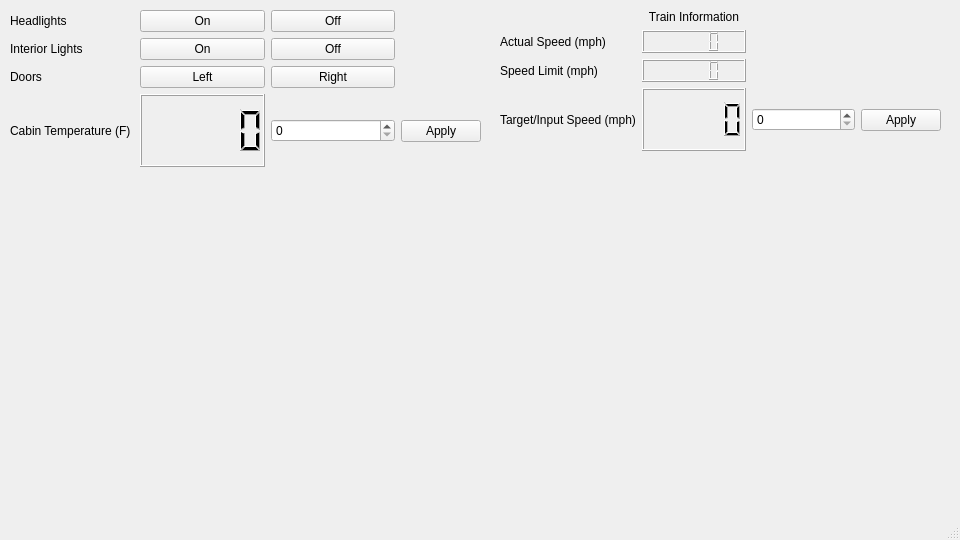
Qt form train_controller.ui (connor-marsh/ECE1140ChooChoo) before a commit.
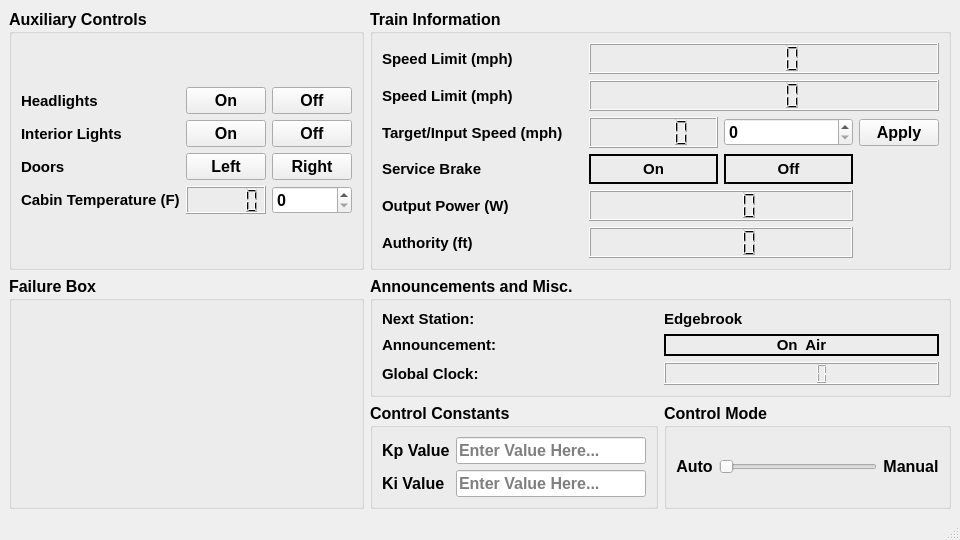
The same form after that commit.

Commit message: Adds train info box, control mode, train engineer box - work needed for failure box, auxiliary, and aesthetics

What changed in the file:
```diff
--- a/train_controller.ui
+++ b/train_controller.ui
@@ -20,16 +20,27 @@
    <string>MainWindow</string>
   </property>
   <widget class="QWidget" name="centralwidget">
-   <widget class="QWidget" name="gridLayoutWidget">
-    <property name="geometry">
-     <rect>
-      <x>10</x>
-      <y>10</y>
-      <width>471</width>
-      <height>157</height>
-     </rect>
-    </property>
+   <layout class="QGridLayout" name="gridLayout_8">
+    <item row="0" column="0">
+     <widget class="QGroupBox" name="groupBox">
+      <property name="font">
+       <font>
+        <pointsize>12</pointsize>
+        <weight>75</weight>
+        <bold>true</bold>
+       </font>
+      </property>
+      <property name="title">
+       <string>Auxiliary Controls</string>
+      </property>
+      <layout class="QGridLayout" name="gridLayout_9">
+       <item row="0" column="0">
+        <layout class="QGridLayout" name="gridLayout_13">
+         <item row="0" column="0">
     <layout class="QGridLayout" name="gridLayout">
+           <property name="leftMargin">
+            <number>0</number>
+           </property>
      <item row="1" column="2">
       <widget class="QPushButton" name="pushButton_4">
        <property name="text">
@@ -39,38 +50,18 @@
      </item>
      <item row="3" column="0">
       <widget class="QLabel" name="label_5">
+             <property name="font">
+              <font>
+               <pointsize>11</pointsize>
+               <weight>75</weight>
+               <bold>true</bold>
+              </font>
+             </property>
        <property name="text">
         <string>Cabin Temperature (F)</string>
        </property>
       </widget>
      </item>
-     <item row="3" column="3">
-      <widget class="QDialogButtonBox" name="buttonBox">
-       <property name="orientation">
-        <enum>Qt::Vertical</enum>
-       </property>
-       <property name="standardButtons">
-        <set>QDialogButtonBox::Apply</set>
-       </property>
-       <property name="centerButtons">
-        <bool>true</bool>
-       </property>
-      </widget>
-     </item>
-     <item row="0" column="0">
-      <widget class="QLabel" name="label">
-       <property name="text">
-        <string>Headlights</string>
-       </property>
-      </widget>
-     </item>
-     <item row="1" column="0">
-      <widget class="QLabel" name="label_2">
-       <property name="text">
-        <string>Interior Lights</string>
-       </property>
-      </widget>
-     </item>
      <item row="3" column="1">
       <widget class="QLCDNumber" name="lcdNumber_4"/>
      </item>
@@ -83,6 +74,13 @@
      </item>
      <item row="2" column="0">
       <widget class="QLabel" name="label_3">
+             <property name="font">
+              <font>
+               <pointsize>11</pointsize>
+               <weight>75</weight>
+               <bold>true</bold>
+              </font>
+             </property>
        <property name="text">
         <string>Doors</string>
        </property>
@@ -119,62 +117,318 @@
        </property>
       </widget>
      </item>
-    </layout>
-   </widget>
-   <widget class="QWidget" name="gridLayoutWidget_2">
-    <property name="geometry">
-     <rect>
-      <x>500</x>
-      <y>10</y>
-      <width>441</width>
-      <height>141</height>
-     </rect>
-    </property>
+           <item row="1" column="0">
+            <widget class="QLabel" name="label_2">
+             <property name="font">
+              <font>
+               <pointsize>11</pointsize>
+               <weight>75</weight>
+               <bold>true</bold>
+              </font>
+             </property>
+             <property name="text">
+              <string>Interior Lights</string>
+             </property>
+            </widget>
+           </item>
+           <item row="0" column="0">
+            <widget class="QLabel" name="label">
+             <property name="font">
+              <font>
+               <pointsize>11</pointsize>
+               <weight>75</weight>
+               <bold>true</bold>
+              </font>
+             </property>
+             <property name="autoFillBackground">
+              <bool>false</bool>
+             </property>
+             <property name="frameShape">
+              <enum>QFrame::NoFrame</enum>
+             </property>
+             <property name="text">
+              <string>Headlights</string>
+             </property>
+            </widget>
+           </item>
+          </layout>
+         </item>
+        </layout>
+       </item>
+      </layout>
+     </widget>
+    </item>
+    <item row="1" column="0" rowspan="2">
+     <widget class="QGroupBox" name="groupBox_5">
+      <property name="font">
+       <font>
+        <pointsize>12</pointsize>
+        <weight>75</weight>
+        <bold>true</bold>
+       </font>
+      </property>
+      <property name="title">
+       <string>Failure Box</string>
+      </property>
+      <layout class="QGridLayout" name="gridLayout_14">
+       <item row="0" column="0">
+        <layout class="QGridLayout" name="gridLayout_17"/>
+       </item>
+      </layout>
+     </widget>
+    </item>
+    <item row="2" column="2">
+     <widget class="QGroupBox" name="groupBox_4">
+      <property name="font">
+       <font>
+        <pointsize>12</pointsize>
+        <weight>75</weight>
+        <bold>true</bold>
+       </font>
+      </property>
+      <property name="title">
+       <string>Control Mode</string>
+      </property>
+      <layout class="QGridLayout" name="gridLayout_10">
+       <item row="0" column="0">
+        <layout class="QGridLayout" name="gridLayout_5">
+         <item row="0" column="2">
+          <widget class="QLabel" name="label_26">
+           <property name="text">
+            <string>Manual</string>
+           </property>
+           <property name="alignment">
+            <set>Qt::AlignCenter</set>
+           </property>
+          </widget>
+         </item>
+         <item row="0" column="0">
+          <widget class="QLabel" name="label_25">
+           <property name="text">
+            <string>Auto</string>
+           </property>
+           <property name="alignment">
+            <set>Qt::AlignCenter</set>
+           </property>
+          </widget>
+         </item>
+         <item row="0" column="1">
+          <widget class="QSlider" name="horizontalSlider_2">
+           <property name="maximum">
+            <number>1</number>
+           </property>
+           <property name="orientation">
+            <enum>Qt::Horizontal</enum>
+           </property>
+           <property name="invertedAppearance">
+            <bool>false</bool>
+           </property>
+           <property name="invertedControls">
+            <bool>false</bool>
+           </property>
+          </widget>
+         </item>
+        </layout>
+       </item>
+      </layout>
+     </widget>
+    </item>
+    <item row="2" column="1">
+     <widget class="QGroupBox" name="groupBox_6">
+      <property name="font">
+       <font>
+        <pointsize>12</pointsize>
+        <weight>75</weight>
+        <bold>true</bold>
+       </font>
+      </property>
+      <property name="title">
+       <string>Control Constants</string>
+      </property>
+      <layout class="QGridLayout" name="gridLayout_16">
+       <item row="0" column="0">
+        <layout class="QGridLayout" name="gridLayout_15">
+         <item row="1" column="0">
+          <widget class="QLabel" name="label_24">
+           <property name="text">
+            <string>Ki Value</string>
+           </property>
+          </widget>
+         </item>
+         <item row="0" column="1">
+          <widget class="QLineEdit" name="lineEdit">
+           <property name="placeholderText">
+            <string>Enter Value Here...</string>
+           </property>
+          </widget>
+         </item>
+         <item row="0" column="0">
+          <widget class="QLabel" name="label_23">
+           <property name="text">
+            <string>Kp Value</string>
+           </property>
+          </widget>
+         </item>
+         <item row="1" column="1">
+          <widget class="QLineEdit" name="lineEdit_2">
+           <property name="placeholderText">
+            <string>Enter Value Here...</string>
+           </property>
+          </widget>
+         </item>
+        </layout>
+       </item>
+      </layout>
+     </widget>
+    </item>
+    <item row="0" column="1" colspan="2">
+     <widget class="QGroupBox" name="groupBox_2">
+      <property name="font">
+       <font>
+        <pointsize>12</pointsize>
+        <weight>75</weight>
+        <bold>true</bold>
+       </font>
+      </property>
+      <property name="title">
+       <string>Train Information</string>
+      </property>
+      <layout class="QGridLayout" name="gridLayout_12">
+       <item row="0" column="0">
     <layout class="QGridLayout" name="gridLayout_2">
-     <item row="3" column="2">
-      <widget class="QSpinBox" name="spinBox_2"/>
-     </item>
-     <item row="1" column="0">
-      <widget class="QLabel" name="label_6">
-       <property name="text">
-        <string>Actual Speed (mph)</string>
-       </property>
-      </widget>
-     </item>
-     <item row="1" column="1">
-      <widget class="QLCDNumber" name="lcdNumber_2"/>
-     </item>
      <item row="2" column="0">
       <widget class="QLabel" name="label_7">
+           <property name="font">
+            <font>
+             <pointsize>11</pointsize>
+             <weight>75</weight>
+             <bold>true</bold>
+            </font>
+           </property>
        <property name="text">
         <string>Speed Limit (mph)</string>
        </property>
       </widget>
      </item>
-     <item row="3" column="1">
-      <widget class="QLCDNumber" name="lcdNumber"/>
-     </item>
-     <item row="0" column="1">
-      <widget class="QLabel" name="label_10">
+         <item row="2" column="2" colspan="3">
+          <widget class="QLCDNumber" name="lcdNumber_3"/>
+         </item>
+         <item row="6" column="0">
+          <widget class="QLabel" name="label_12">
+           <property name="font">
+            <font>
+             <pointsize>11</pointsize>
+             <weight>75</weight>
+             <bold>true</bold>
+            </font>
+           </property>
        <property name="text">
-        <string>Train Information</string>
-       </property>
-       <property name="alignment">
-        <set>Qt::AlignCenter</set>
+            <string>Authority (ft)</string>
        </property>
       </widget>
      </item>
+         <item row="3" column="3">
+          <widget class="QSpinBox" name="spinBox_2"/>
+         </item>
      <item row="3" column="0">
       <widget class="QLabel" name="label_8">
+           <property name="font">
+            <font>
+             <pointsize>11</pointsize>
+             <weight>75</weight>
+             <bold>true</bold>
+            </font>
+           </property>
        <property name="text">
         <string>Target/Input Speed (mph)</string>
        </property>
       </widget>
      </item>
-     <item row="2" column="1">
-      <widget class="QLCDNumber" name="lcdNumber_3"/>
-     </item>
-     <item row="3" column="3">
+         <item row="5" column="0">
+          <widget class="QLabel" name="label_11">
+           <property name="font">
+            <font>
+             <pointsize>11</pointsize>
+             <weight>75</weight>
+             <bold>true</bold>
+            </font>
+           </property>
+           <property name="text">
+            <string>Output Power (W)</string>
+           </property>
+          </widget>
+         </item>
+         <item row="5" column="2" colspan="2">
+          <widget class="QLCDNumber" name="lcdNumber_6"/>
+         </item>
+         <item row="1" column="2" colspan="3">
+          <widget class="QLCDNumber" name="lcdNumber_2"/>
+         </item>
+         <item row="4" column="2">
+          <widget class="QLabel" name="label_4">
+           <property name="font">
+            <font>
+             <pointsize>11</pointsize>
+             <weight>75</weight>
+             <bold>true</bold>
+            </font>
+           </property>
+           <property name="frameShape">
+            <enum>QFrame::WinPanel</enum>
+           </property>
+           <property name="text">
+            <string>On</string>
+           </property>
+           <property name="alignment">
+            <set>Qt::AlignCenter</set>
+           </property>
+          </widget>
+         </item>
+         <item row="4" column="0">
+          <widget class="QLabel" name="label_10">
+           <property name="font">
+            <font>
+             <pointsize>11</pointsize>
+             <weight>75</weight>
+             <bold>true</bold>
+            </font>
+           </property>
+           <property name="text">
+            <string>Service Brake</string>
+           </property>
+          </widget>
+         </item>
+         <item row="4" column="3">
+          <widget class="QLabel" name="label_6">
+           <property name="font">
+            <font>
+             <pointsize>11</pointsize>
+             <weight>75</weight>
+             <bold>true</bold>
+            </font>
+           </property>
+           <property name="frameShape">
+            <enum>QFrame::WinPanel</enum>
+           </property>
+           <property name="text">
+            <string>Off</string>
+           </property>
+           <property name="alignment">
+            <set>Qt::AlignCenter</set>
+           </property>
+          </widget>
+         </item>
+         <item row="3" column="2">
+          <widget class="QLCDNumber" name="lcdNumber">
+           <property name="frameShape">
+            <enum>QFrame::Box</enum>
+           </property>
+           <property name="frameShadow">
+            <enum>QFrame::Raised</enum>
+           </property>
+          </widget>
+         </item>
+         <item row="3" column="4">
       <widget class="QDialogButtonBox" name="buttonBox_2">
        <property name="orientation">
         <enum>Qt::Vertical</enum>
@@ -187,8 +441,217 @@
        </property>
       </widget>
      </item>
-    </layout>
-   </widget>
+         <item row="1" column="0">
+          <widget class="QLabel" name="label_13">
+           <property name="font">
+            <font>
+             <pointsize>11</pointsize>
+             <weight>75</weight>
+             <bold>true</bold>
+            </font>
+           </property>
+           <property name="text">
+            <string>Speed Limit (mph)</string>
+           </property>
+          </widget>
+         </item>
+         <item row="6" column="2" colspan="2">
+          <widget class="QLCDNumber" name="lcdNumber_5"/>
+         </item>
+         <item row="6" column="1">
+          <spacer name="verticalSpacer_6">
+           <property name="orientation">
+            <enum>Qt::Vertical</enum>
+           </property>
+           <property name="sizeHint" stdset="0">
+            <size>
+             <width>20</width>
+             <height>40</height>
+            </size>
+           </property>
+          </spacer>
+         </item>
+         <item row="5" column="1">
+          <spacer name="verticalSpacer_5">
+           <property name="orientation">
+            <enum>Qt::Vertical</enum>
+           </property>
+           <property name="sizeHint" stdset="0">
+            <size>
+             <width>20</width>
+             <height>40</height>
+            </size>
+           </property>
+          </spacer>
+         </item>
+         <item row="4" column="1">
+          <spacer name="verticalSpacer_2">
+           <property name="orientation">
+            <enum>Qt::Vertical</enum>
+           </property>
+           <property name="sizeHint" stdset="0">
+            <size>
+             <width>20</width>
+             <height>40</height>
+            </size>
+           </property>
+          </spacer>
+         </item>
+         <item row="3" column="1">
+          <spacer name="verticalSpacer">
+           <property name="orientation">
+            <enum>Qt::Vertical</enum>
+           </property>
+           <property name="sizeHint" stdset="0">
+            <size>
+             <width>20</width>
+             <height>40</height>
+            </size>
+           </property>
+          </spacer>
+         </item>
+         <item row="2" column="1">
+          <spacer name="verticalSpacer_3">
+           <property name="orientation">
+            <enum>Qt::Vertical</enum>
+           </property>
+           <property name="sizeHint" stdset="0">
+            <size>
+             <width>20</width>
+             <height>40</height>
+            </size>
+           </property>
+          </spacer>
+         </item>
+         <item row="1" column="1">
+          <spacer name="verticalSpacer_4">
+           <property name="orientation">
+            <enum>Qt::Vertical</enum>
+           </property>
+           <property name="sizeHint" stdset="0">
+            <size>
+             <width>20</width>
+             <height>40</height>
+            </size>
+           </property>
+          </spacer>
+         </item>
+        </layout>
+       </item>
+      </layout>
+     </widget>
+    </item>
+    <item row="1" column="1" colspan="2">
+     <layout class="QGridLayout" name="gridLayout_7">
+      <item row="1" column="2">
+       <widget class="QGroupBox" name="groupBox_3">
+        <property name="font">
+         <font>
+          <pointsize>12</pointsize>
+          <weight>75</weight>
+          <bold>true</bold>
+         </font>
+        </property>
+        <property name="title">
+         <string>Announcements and Misc.</string>
+        </property>
+        <layout class="QGridLayout" name="gridLayout_11">
+         <item row="0" column="0">
+          <layout class="QGridLayout" name="gridLayout_3">
+           <item row="0" column="1">
+            <widget class="QLabel" name="label_14">
+             <property name="font">
+              <font>
+               <pointsize>11</pointsize>
+               <weight>75</weight>
+               <bold>true</bold>
+              </font>
+             </property>
+             <property name="text">
+              <string>Edgebrook</string>
+             </property>
+            </widget>
+           </item>
+           <item row="1" column="0">
+            <widget class="QLabel" name="label_15">
+             <property name="font">
+              <font>
+               <pointsize>11</pointsize>
+               <weight>75</weight>
+               <bold>true</bold>
+              </font>
+             </property>
+             <property name="text">
+              <string>Announcement:</string>
+             </property>
+            </widget>
+           </item>
+           <item row="0" column="0">
+            <widget class="QLabel" name="label_9">
+             <property name="font">
+              <font>
+               <pointsize>11</pointsize>
+               <weight>75</weight>
+               <bold>true</bold>
+              </font>
+             </property>
+             <property name="text">
+              <string>Next Station:</string>
+             </property>
+            </widget>
+           </item>
+           <item row="1" column="1">
+            <widget class="QLabel" name="label_16">
+             <property name="font">
+              <font>
+               <pointsize>11</pointsize>
+               <weight>75</weight>
+               <bold>true</bold>
+              </font>
+             </property>
+             <property name="frameShape">
+              <enum>QFrame::WinPanel</enum>
+             </property>
+             <property name="text">
+              <string>On  Air</string>
+             </property>
+             <property name="alignment">
+              <set>Qt::AlignCenter</set>
+             </property>
+            </widget>
+           </item>
+           <item row="2" column="0">
+            <widget class="QLabel" name="label_17">
+             <property name="font">
+              <font>
+               <pointsize>11</pointsize>
+               <weight>75</weight>
+               <bold>true</bold>
+              </font>
+             </property>
+             <property name="text">
+              <string>Global Clock:</string>
+             </property>
+            </widget>
+           </item>
+           <item row="2" column="1">
+            <widget class="QLCDNumber" name="lcdNumber_7">
+             <property name="mode">
+              <enum>QLCDNumber::Dec</enum>
+             </property>
+             <property name="segmentStyle">
+              <enum>QLCDNumber::Filled</enum>
+             </property>
+            </widget>
+           </item>
+          </layout>
+         </item>
+        </layout>
+       </widget>
+      </item>
+     </layout>
+    </item>
+   </layout>
   </widget>
   <widget class="QStatusBar" name="statusbar"/>
  </widget>
```
Left out of the diff: 34 changed lines with no effect on the pictures. Lines whose indentation alone changed are shown as unchanged.
